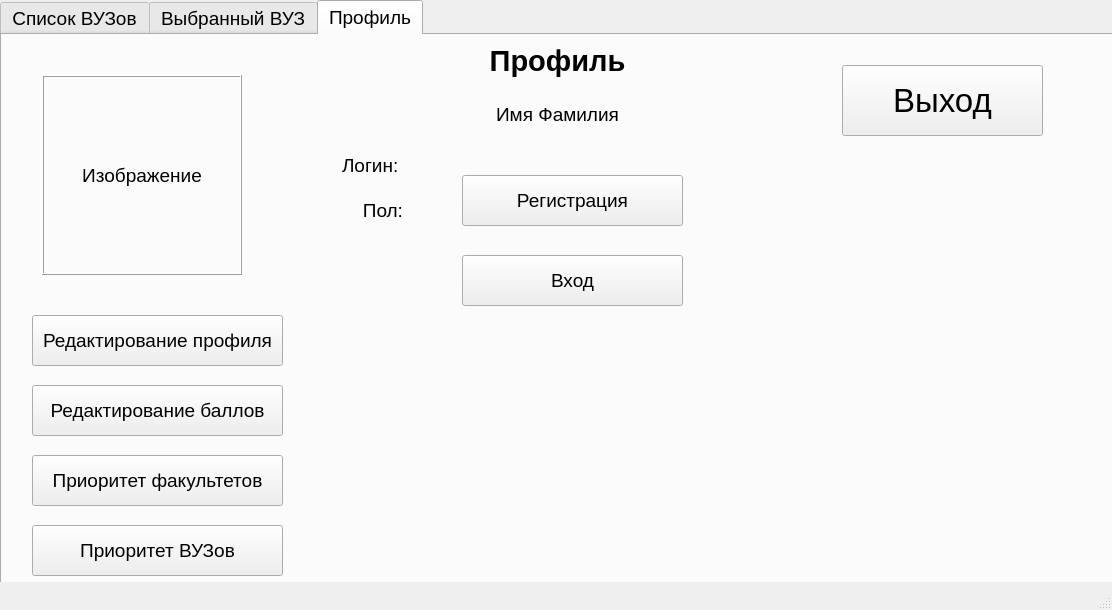
First picture: the form in profileUI.ui, repository OverHome/Agrant, before the edit.
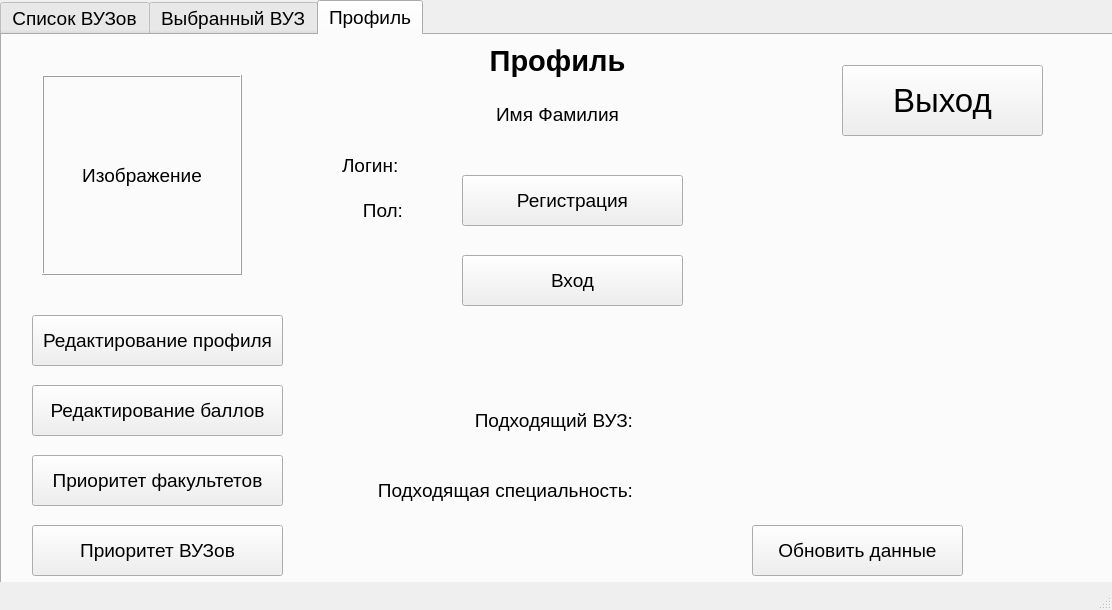
Second picture: the form after the edit.

Diff of the .ui file:
```diff
--- a/profileUI.ui
+++ b/profileUI.ui
@@ -356,6 +356,83 @@
        <set>Qt::AlignCenter</set>
       </property>
      </widget>
+     <widget class="QLabel" name="label_3">
+      <property name="geometry">
+       <rect>
+        <x>370</x>
+        <y>360</y>
+        <width>261</width>
+        <height>51</height>
+       </rect>
+      </property>
+      <property name="text">
+       <string>Подходящий ВУЗ:</string>
+      </property>
+      <property name="alignment">
+       <set>Qt::AlignRight|Qt::AlignTrailing|Qt::AlignVCenter</set>
+      </property>
+     </widget>
+     <widget class="QLabel" name="label_4">
+      <property name="geometry">
+       <rect>
+        <x>370</x>
+        <y>430</y>
+        <width>261</width>
+        <height>51</height>
+       </rect>
+      </property>
+      <property name="text">
+       <string>Подходящая специальность:</string>
+      </property>
+      <property name="alignment">
+       <set>Qt::AlignRight|Qt::AlignTrailing|Qt::AlignVCenter</set>
+      </property>
+     </widget>
+     <widget class="QLabel" name="priorVuz_label">
+      <property name="geometry">
+       <rect>
+        <x>640</x>
+        <y>360</y>
+        <width>461</width>
+        <height>51</height>
+       </rect>
+      </property>
+      <property name="text">
+       <string/>
+      </property>
+      <property name="alignment">
+       <set>Qt::AlignLeading|Qt::AlignLeft|Qt::AlignVCenter</set>
+      </property>
+     </widget>
+     <widget class="QLabel" name="priorSpec_label">
+      <property name="geometry">
+       <rect>
+        <x>640</x>
+        <y>430</y>
+        <width>461</width>
+        <height>51</height>
+       </rect>
+      </property>
+      <property name="text">
+       <string/>
+      </property>
+      <property name="alignment">
+       <set>Qt::AlignLeading|Qt::AlignLeft|Qt::AlignVCenter</set>
+      </property>
+     </widget>
+     <widget class="QPushButton" name="update_button">
+      <property name="geometry">
+       <rect>
+        <x>750</x>
+        <y>490</y>
+        <width>211</width>
+        <height>51</height>
+       </rect>
+      </property>
+      <property name="text">
+       <string>Обновить данные</string>
+      </property>
+     </widget>
     </widget>
    </widget>
   </widget>
```
